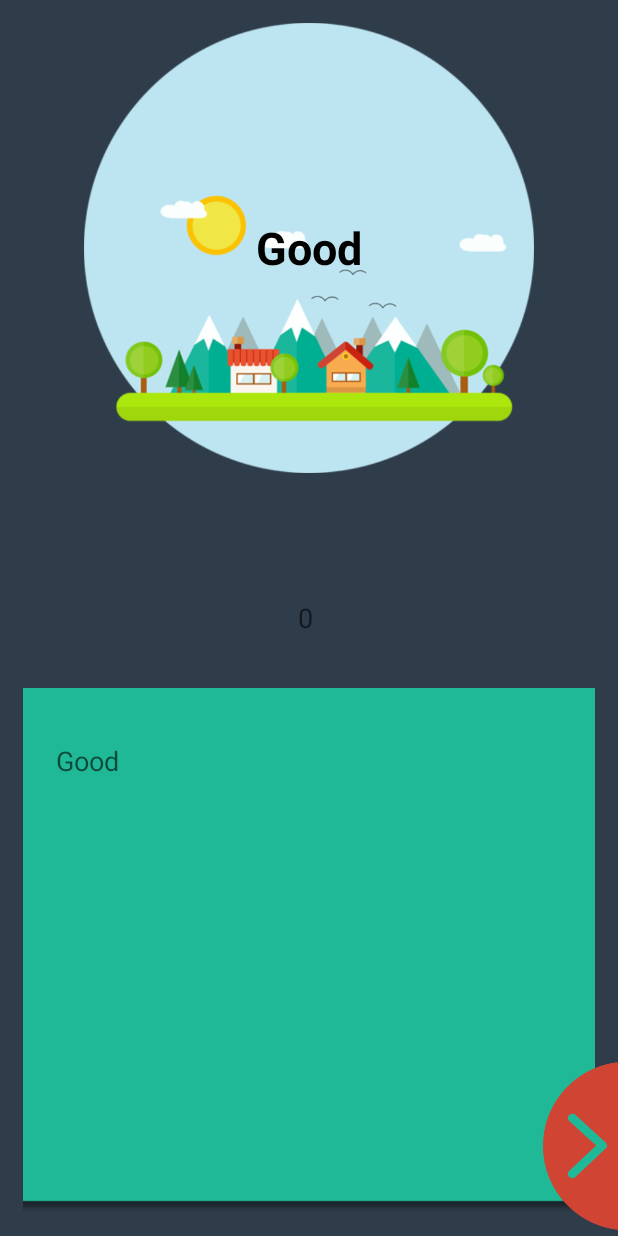
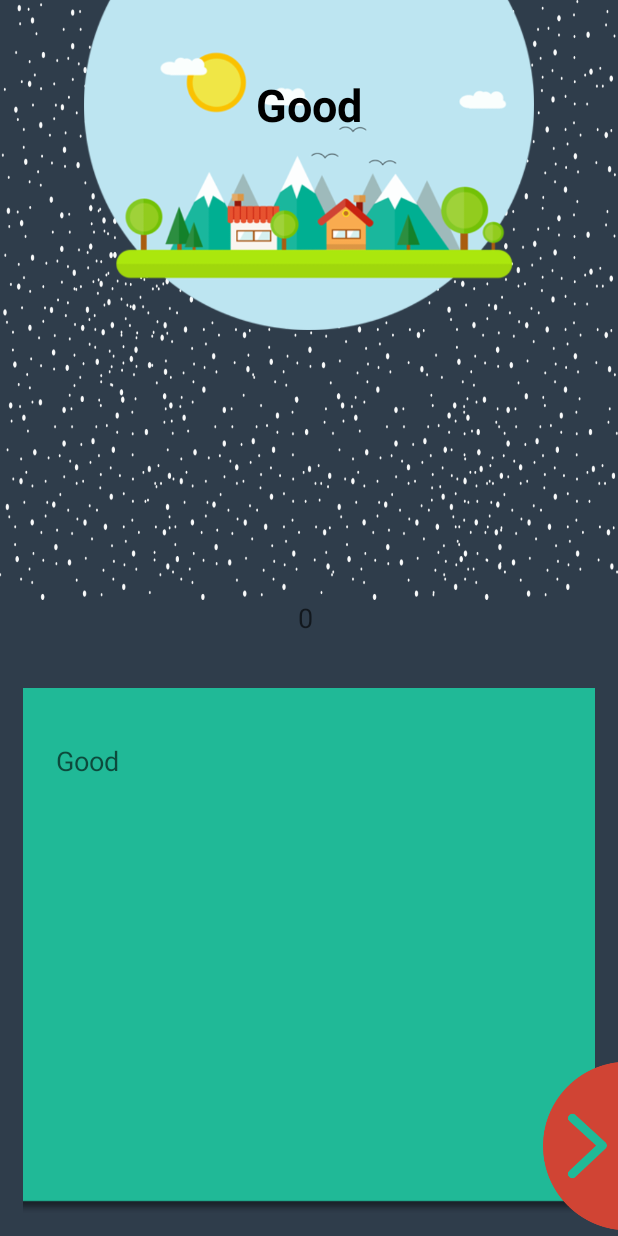
Before and after one commit to Shamsul1/VastVocabularyTest2.0, an Android app: the Train screen opened directly, with no data from a screen before it, after a tap on an icon or button, on a phone screen of 412 x 824 dp. Run offline under Robolectric (Android 15) with nearby library versions, the phone set to English and light mode, and no system bars.

Commit message:
background landscape image does not look good

```diff
--- a/app/src/main/res/layout/activity_train.xml
+++ b/app/src/main/res/layout/activity_train.xml
@@ -9,8 +9,16 @@
 
 
 
+    <ImageView
+        android:layout_width="wrap_content"
+        android:layout_height="400dp"
+
+        android:src="@drawable/stars"
+        android:scaleType="fitXY"/>
+
     <RelativeLayout
-        android:layout_margin="15dp"
+        android:id="@+id/word_view_landscape"
+        android:layout_marginTop="-80dp"
         android:layout_width="match_parent"
         android:layout_height="300dp">
 
@@ -18,7 +26,7 @@
             android:layout_width="match_parent"
             android:layout_height="match_parent"
             android:src="@drawable/beginner_ful_land2"
-            android:scaleType="centerInside"/>
+            />
 
         <TextView
             android:id="@+id/word"
@@ -58,7 +66,7 @@
         android:layout_height="56dp"
         android:layout_marginLeft="15dp"
         android:layout_marginRight="15dp"
-        android:layout_marginBottom="5dp">
+        android:layout_marginBottom="10dp">
 
         <ImageView
             android:layout_width="match_parent"
@@ -88,7 +96,7 @@
         android:layout_height="56dp"
         android:layout_marginLeft="15dp"
         android:layout_marginRight="15dp"
-        android:layout_marginBottom="5dp">
+        android:layout_marginBottom="10dp">
 
         <ImageView
             android:layout_width="match_parent"
@@ -143,7 +151,7 @@
 
 
     <RelativeLayout
-        android:visibility="invisible"
+
         android:background="@drawable/stipe"
         android:scaleType="centerCrop"
         android:layout_margin="15dp"
@@ -200,7 +208,7 @@
         android:layout_marginTop="10dp"
         android:layout_marginLeft="15dp"
         android:layout_marginRight="15dp"
-        android:layout_marginBottom="5dp"
+        android:layout_marginBottom="10dp"
         android:layout_width="match_parent"
         android:layout_height="56dp"
         android:layout_above="@+id/button2"
```
Also changed, not shown: app/src/main/res/drawable/stars.png (added).
